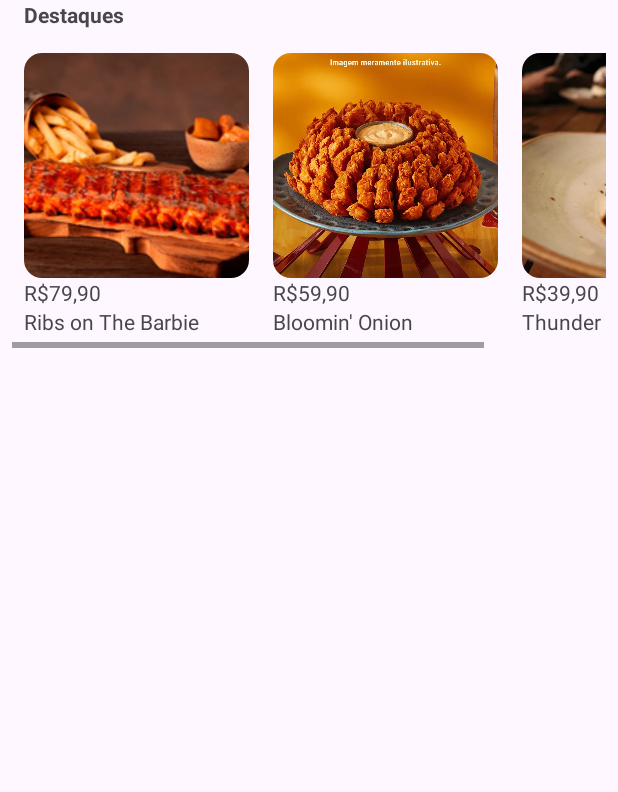
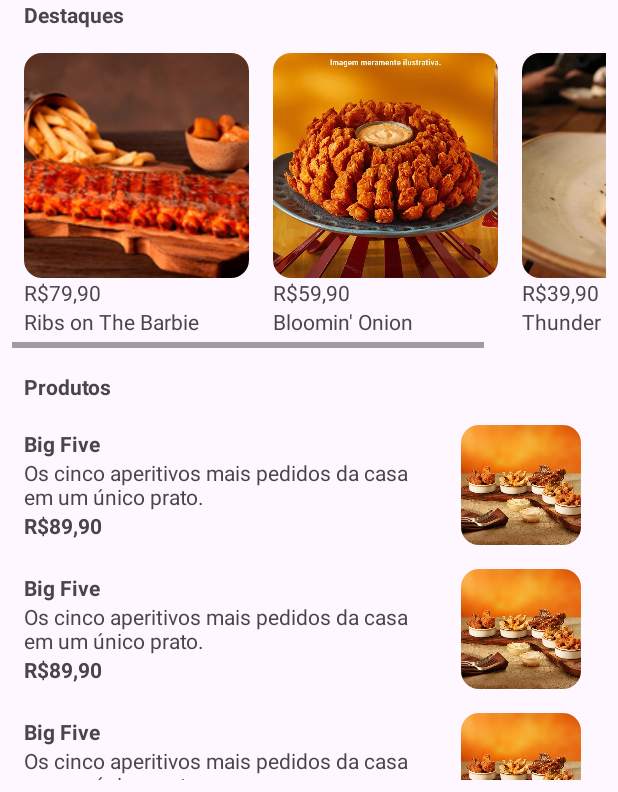
Before and after one commit to tiagoscan/equipe2_desafio_componentes_de_listagem, an Android app: the layout activity_detalhes_restaurante.xml on its own in the app's theme, with its tools: preview values and no code run, on a phone screen of 412 x 824 dp, the part 444-1236 px from its top. Run offline under Robolectric (Android 15) with nearby library versions, the phone set to English and light mode, and no system bars.

Commit message:
style: Implementação do RecyclerView

```diff
--- a/app/build.gradle.kts
+++ b/app/build.gradle.kts
@@ -42,6 +42,7 @@ dependencies {
     implementation(libs.material)
     implementation(libs.androidx.activity)
     implementation(libs.androidx.constraintlayout)
+    implementation(libs.androidx.recyclerview)
     testImplementation(libs.junit)
     androidTestImplementation(libs.androidx.junit)
     androidTestImplementation(libs.androidx.espresso.core)
--- a/app/src/main/res/drawable/ic_desmarcado_24.xml
+++ b/app/src/main/res/drawable/ic_desmarcado_24.xml
@@ -1,11 +1,12 @@
-<vector
-    xmlns:android="http://schemas.android.com/apk/res/android"
+<vector xmlns:android="http://schemas.android.com/apk/res/android"
+    android:width="12dp"
     android:height="12dp"
     android:tint="#FFFFFF"
-    android:viewportHeight="24"
     android:viewportWidth="24"
-    android:width="12dp">
+    android:viewportHeight="24">
 
-    <path android:fillColor="@android:color/white" android:pathData="M12,2C6.47,2 2,6.47 2,12s4.47,10 10,10 10,-4.47 10,-10S17.53,2 12,2z"/>
+    <path
+        android:fillColor="@android:color/white"
+        android:pathData="M12,2C6.47,2 2,6.47 2,12s4.47,10 10,10 10,-4.47 10,-10S17.53,2 12,2z" />
 
 </vector>
--- a/app/src/main/res/drawable/ic_voltar_24.xml
+++ b/app/src/main/res/drawable/ic_voltar_24.xml
@@ -1,5 +1,12 @@
-<vector xmlns:android="http://schemas.android.com/apk/res/android" android:height="24dp" android:tint="#EA1D2D" android:viewportHeight="24" android:viewportWidth="24" android:width="24dp">
+<vector xmlns:android="http://schemas.android.com/apk/res/android"
+    android:width="24dp"
+    android:height="24dp"
+    android:tint="#EA1D2D"
+    android:viewportWidth="24"
+    android:viewportHeight="24">
 
-    <path android:fillColor="@android:color/white" android:pathData="M17.77,3.77l-1.77,-1.77l-10,10l10,10l1.77,-1.77l-8.23,-8.23z"/>
+    <path
+        android:fillColor="@android:color/white"
+        android:pathData="M17.77,3.77l-1.77,-1.77l-10,10l10,10l1.77,-1.77l-8.23,-8.23z" />
 
 </vector>
--- a/app/src/main/res/layout/activity_detalhes_restaurante.xml
+++ b/app/src/main/res/layout/activity_detalhes_restaurante.xml
@@ -82,6 +82,7 @@
         app:layout_constraintTop_toBottomOf="@+id/imageView5" />
 
     <HorizontalScrollView
+        android:id="@+id/horizontalScrollView"
         android:layout_width="0dp"
         android:layout_height="wrap_content"
         android:layout_marginStart="8dp"
@@ -180,4 +181,28 @@
         </LinearLayout>
     </HorizontalScrollView>
 
+    <TextView
+        android:id="@+id/textView4"
+        android:layout_width="wrap_content"
+        android:layout_height="wrap_content"
+        android:layout_marginTop="16dp"
+        android:text="Produtos"
+        android:textStyle="bold"
+        app:layout_constraintStart_toStartOf="@+id/textView3"
+        app:layout_constraintTop_toBottomOf="@+id/horizontalScrollView" />
+
+    <androidx.recyclerview.widget.RecyclerView
+        android:layout_width="0dp"
+        android:layout_height="0dp"
+        android:layout_marginStart="8dp"
+        android:layout_marginTop="8dp"
+        android:layout_marginEnd="8dp"
+        android:layout_marginBottom="8dp"
+        app:layout_constraintBottom_toBottomOf="parent"
+        app:layout_constraintEnd_toEndOf="parent"
+        app:layout_constraintHorizontal_bias="0.5"
+        app:layout_constraintStart_toStartOf="parent"
+        app:layout_constraintTop_toBottomOf="@+id/textView4"
+        tools:listitem="@layout/recycler_view_item" />
+
 </androidx.constraintlayout.widget.ConstraintLayout>
--- /dev/null
+++ b/app/src/main/res/layout/recycler_view_item.xml
@@ -0,0 +1,55 @@
+<?xml version="1.0" encoding="utf-8"?>
+<androidx.constraintlayout.widget.ConstraintLayout xmlns:android="http://schemas.android.com/apk/res/android"
+    xmlns:app="http://schemas.android.com/apk/res-auto"
+    xmlns:tools="http://schemas.android.com/tools"
+    android:layout_width="match_parent"
+    android:layout_height="wrap_content">
+
+    <LinearLayout
+        android:layout_width="0dp"
+        android:layout_height="wrap_content"
+        android:orientation="horizontal"
+        app:layout_constraintEnd_toEndOf="parent"
+        app:layout_constraintStart_toStartOf="parent"
+        app:layout_constraintTop_toTopOf="parent">
+
+        <LinearLayout
+            android:layout_width="wrap_content"
+            android:layout_height="match_parent"
+            android:layout_margin="8dp"
+            android:gravity="center_vertical"
+            android:orientation="vertical">
+
+            <TextView
+                android:id="@+id/textNomeProduto"
+                android:layout_width="wrap_content"
+                android:layout_height="wrap_content"
+                android:text="Big Five"
+                android:textStyle="bold" />
+
+            <TextView
+                android:id="@+id/textDescricaoProduto"
+                android:layout_width="275dp"
+                android:layout_height="wrap_content"
+                android:text="Os cinco aperitivos mais pedidos da casa em um único prato." />
+
+            <TextView
+                android:id="@+id/textValorProduto"
+                android:layout_width="wrap_content"
+                android:layout_height="wrap_content"
+                android:text="R$89,90"
+                android:textStyle="bold" />
+        </LinearLayout>
+
+        <com.google.android.material.imageview.ShapeableImageView
+            android:id="@+id/imageProduto"
+            android:layout_width="80dp"
+            android:layout_height="80dp"
+            android:layout_margin="8dp"
+            android:scaleType="centerCrop"
+            app:shapeAppearanceOverlay="@style/RoundedImage"
+            app:srcCompat="@drawable/big_five" />
+
+    </LinearLayout>
+
+</androidx.constraintlayout.widget.ConstraintLayout>
--- a/gradle/libs.versions.toml
+++ b/gradle/libs.versions.toml
@@ -10,6 +10,7 @@ material = "1.12.0"
 activity = "1.10.1"
 constraintlayout = "2.2.1"
 materialVersion = "1.9.0"
+recyclerview = "1.4.0"
 
 [libraries]
 androidx-core-ktx = { group = "androidx.core", name = "core-ktx", version.ref = "coreKtx" }
@@ -21,6 +22,7 @@ material = { group = "com.google.android.material", name = "material", version.r
 androidx-activity = { group = "androidx.activity", name = "activity", version.ref = "activity" }
 androidx-constraintlayout = { group = "androidx.constraintlayout", name = "constraintlayout", version.ref = "constraintlayout" }
 material-v190 = { module = "com.google.android.material:material", version.ref = "materialVersion" }
+androidx-recyclerview = { group = "androidx.recyclerview", name = "recyclerview", version.ref = "recyclerview" }
 
 [plugins]
 android-application = { id = "com.android.application", version.ref = "agp" }
```
Also changed, not shown: app/src/main/res/drawable/big_five.jpg (added).
